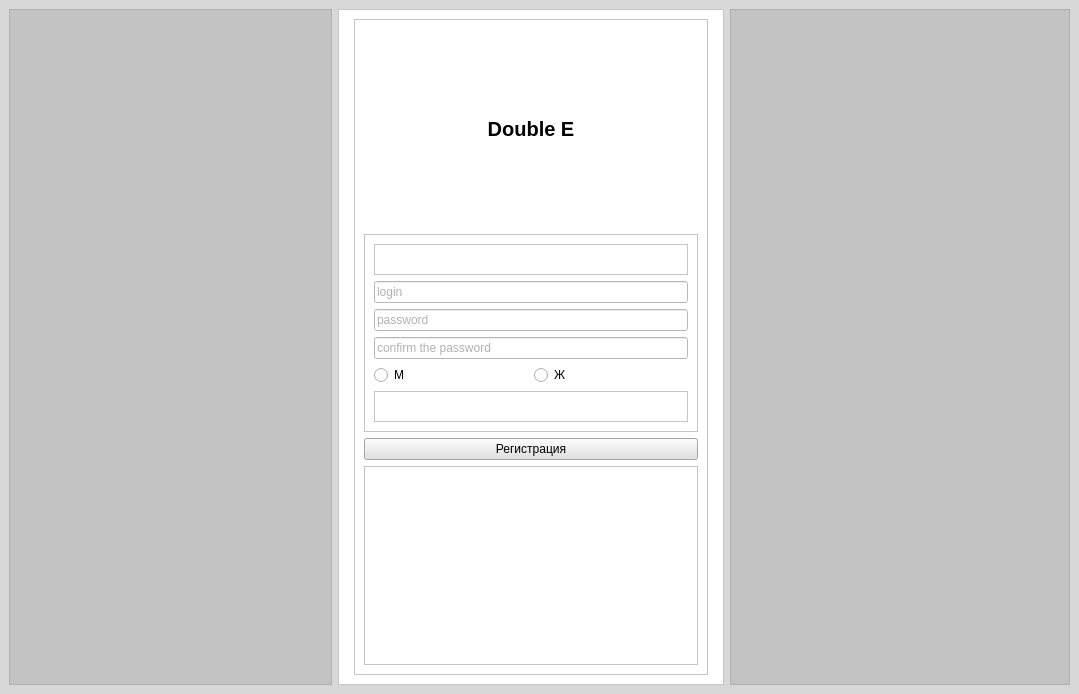
Qt form Data/Ui_files/Registration.ui (Dianats34559/Double-E) before a commit.
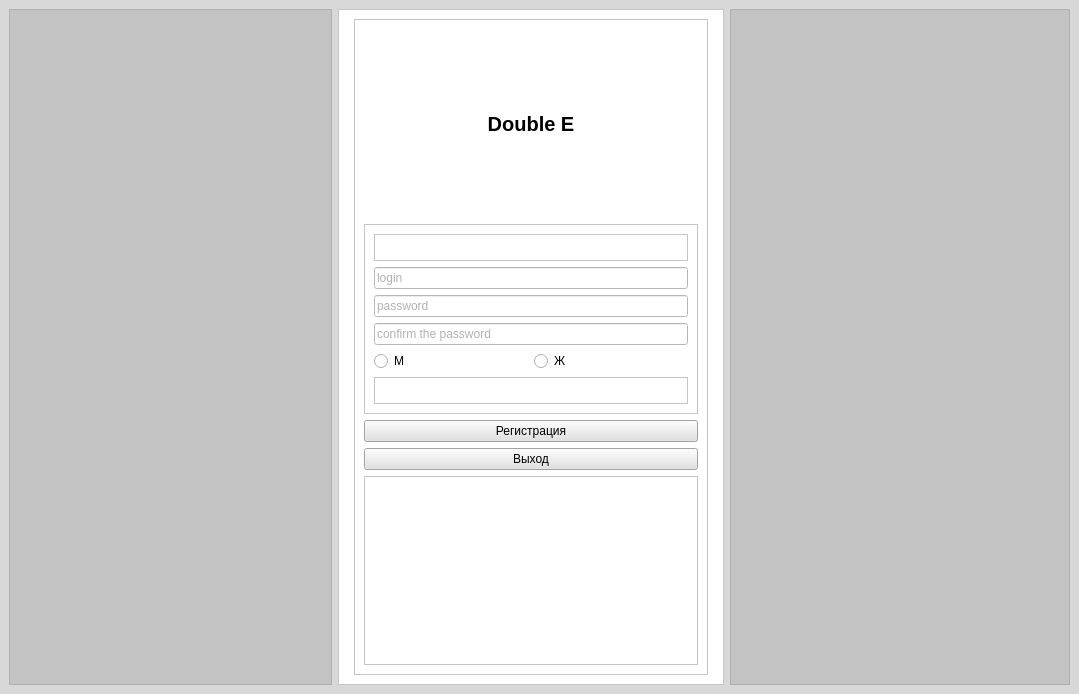
The same form after that commit.

Commit message: registration added btm "exit"

What changed in the file:
```diff
--- a/Data/Ui_files/Registration.ui
+++ b/Data/Ui_files/Registration.ui
@@ -213,6 +213,16 @@
               </property>
              </widget>
             </item>
+            <item>
+             <widget class="QPushButton" name="pushButton">
+              <property name="styleSheet">
+               <string notr="true">background-color: rgb(225, 225, 225);</string>
+              </property>
+              <property name="text">
+               <string>Выход</string>
+              </property>
+             </widget>
+            </item>
             <item>
              <widget class="QFrame" name="frame_7">
               <property name="frameShape">
```
